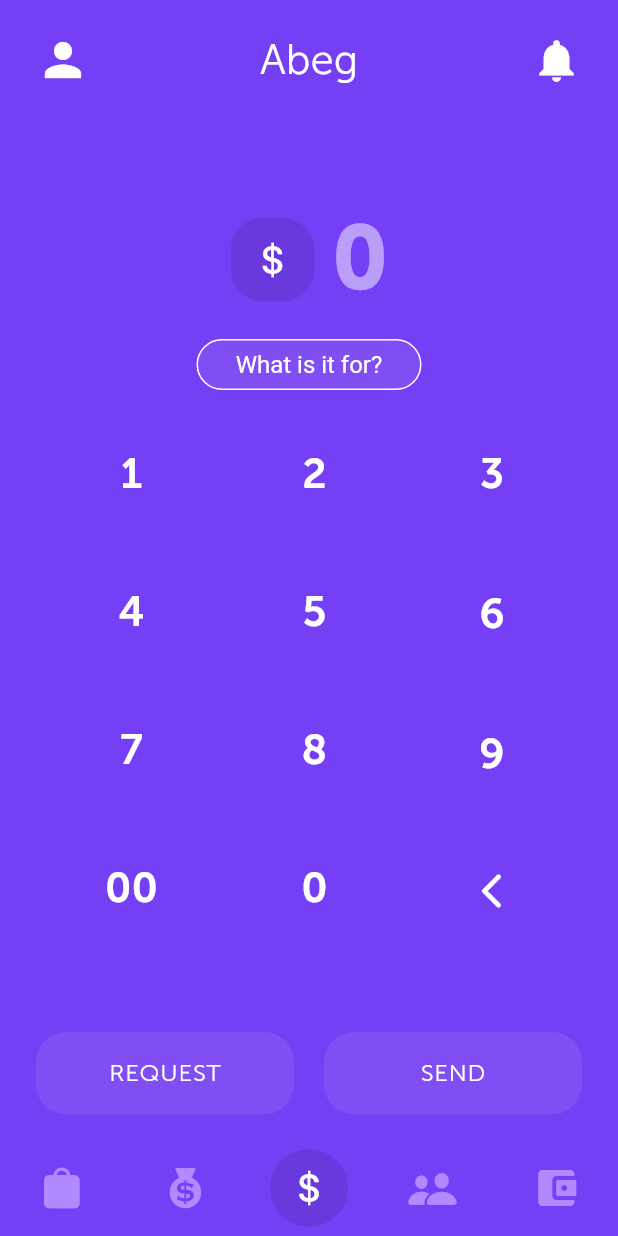
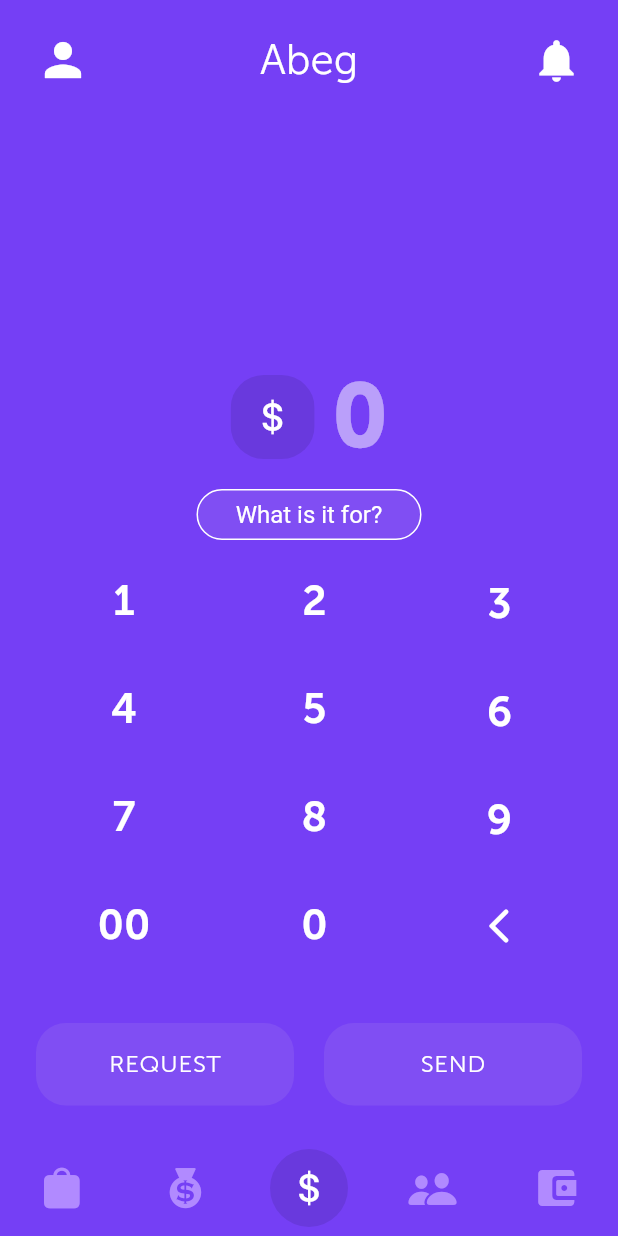
Before and after one commit to Oladapo95/Abeg_Sample, a Flutter app: the screen it shows after launch, on a phone screen of 412 x 824 dp. Run offline on Flutter 3.47's test engine with Material 2 defaults, Android fonts, the phone set to English and light mode, and no system bars.

Commit message:
Fix: Adjusted spacing sort of

```diff
--- a/lib/main.dart
+++ b/lib/main.dart
@@ -93,10 +93,14 @@ class MyHomePage extends StatelessWidget {
         backgroundColor: Color(0xFF753ff5),
         body: Center(
           child: Column(
+            mainAxisAlignment: MainAxisAlignment.spaceAround,
             children: [
-              SizedBox(
-                height: 60,
-              ),
+              // Spacer(
+              // ),
+              Expanded(
+                child: Column(
+                  mainAxisAlignment: MainAxisAlignment.end,
+                  children: [
                     Row(
                       mainAxisAlignment: MainAxisAlignment.center,
                       children: [
@@ -132,7 +136,7 @@ class MyHomePage extends StatelessWidget {
                       ],
                     ),
                     SizedBox(
-                height: 20,
+                      height: 15,
                     ),
                     SizedBox(
                       width: 150,
@@ -174,16 +178,15 @@ class MyHomePage extends StatelessWidget {
                       ),
                     ),
                     SizedBox(
-                height: 20,
+                      height: 10,
                     ),
-              Expanded(
-                child: Padding(
+                    Padding(
                       padding: const EdgeInsets.symmetric(horizontal: 50),
                       child: Row(
                         mainAxisAlignment: MainAxisAlignment.spaceBetween,
                         children: [
                           Column(
-                        mainAxisAlignment: MainAxisAlignment.spaceBetween,
+                            //mainAxisAlignment: MainAxisAlignment.spaceBetween,
                             children: [
                               Number(
                                 amountToDisplay: '1',
@@ -216,7 +219,7 @@ class MyHomePage extends StatelessWidget {
                             ],
                           ),
                           Column(
-                        mainAxisAlignment: MainAxisAlignment.spaceBetween,
+                            //mainAxisAlignment: MainAxisAlignment.spaceBetween,
                             children: [
                               Number(
                                 amountToDisplay: '2',
@@ -249,7 +252,7 @@ class MyHomePage extends StatelessWidget {
                             ],
                           ),
                           Column(
-                        mainAxisAlignment: MainAxisAlignment.spaceBetween,
+                            //mainAxisAlignment: MainAxisAlignment.spaceBetween,
                             children: [
                               Number(
                                 amountToDisplay: '3',
@@ -273,28 +276,73 @@ class MyHomePage extends StatelessWidget {
                                 },
                               ),
                               //Text('<', style: kKeyPadStyle),
-                          GestureDetector(
+                              // GestureDetector(
+                              //   onTap: () {
+                              //     _amountToDisplay.value =
+                              //         removeLastCharacter(_amountToDisplay.value);
+                              //   },
+                              //   child: Padding(
+                              //     padding: const EdgeInsets.only(
+                              //       bottom: 30
+                              //     ),
+                              //     child: Icon(
+                              //       Icons.arrow_back_ios_rounded,
+                              //       size: 28,
+                              //       color: Colors.white,
+                              //     ),
+                              //   ),
+                              // ),
+                              // Container(
+                              //   margin: const EdgeInsets.only(bottom: 10),
+                              //   child: InkWell(
+                              //       onTap: () {
+                              //         _amountToDisplay.value =
+                              //             removeLastCharacter(_amountToDisplay.value);
+                              //       },
+                              //     borderRadius: BorderRadius.all(Radius.circular(40)),
+                              //     child: Padding(
+                              //       padding: const EdgeInsets.all(15.0),
+                              //       child: Text('<',
+                              //           style: TextStyle(
+                              //             fontFamily: 'MuseoSans',
+                              //             fontSize: 28,
+                              //             fontWeight: FontWeight.w700,
+                              //             color: Colors.white,
+                              //           )),
+                              //     ),
+                              //   ),
+                              // ),
+                              Container(
+                                margin: const EdgeInsets.only(bottom: 10),
+                                child: InkWell(
                                   onTap: () {
                                     _amountToDisplay.value =
                                         removeLastCharacter(_amountToDisplay.value);
                                   },
+                                  borderRadius: BorderRadius.all(Radius.circular(40)),
                                   child: Padding(
-                              padding: const EdgeInsets.all(20.0),
+                                    padding: const EdgeInsets.all(15.0),
                                     child: Icon(
                                       Icons.arrow_back_ios_rounded,
                                       size: 28,
                                       color: Colors.white,
+
                                     ),
+                                  ),
+                                ),
+                              ),
+                            ]
+                            ,
+                          ),
+                        ],
                       ),
                     ),
                   ],
                 ),
-                    ],
               ),
-                ),
-              ),
+
               SizedBox(
-                height: 60,
+                height: 24,
               ),
               Row(
                 mainAxisAlignment: MainAxisAlignment.spaceBetween,
@@ -340,7 +388,7 @@ class MyHomePage extends StatelessWidget {
                 ],
               ),
               SizedBox(
-                height: 18,
+                height: 24,
               ),
             ],
           ),
@@ -452,12 +500,13 @@ class Number extends StatelessWidget {
 
   @override
   Widget build(BuildContext context) {
-    return InkWell(
+    return Container(
+      margin: const EdgeInsets.only(bottom: 10),
+      child: InkWell(
         onTap: onTap,
         borderRadius: BorderRadius.all(Radius.circular(40)),
-      child: Container(
         child: Padding(
-          padding: const EdgeInsets.all(20.0),
+          padding: const EdgeInsets.all(15.0),
           child: Text(amountToDisplay,
               style: TextStyle(
                 fontFamily: 'MuseoSans',
```
Lines whose indentation alone changed are shown as unchanged.
